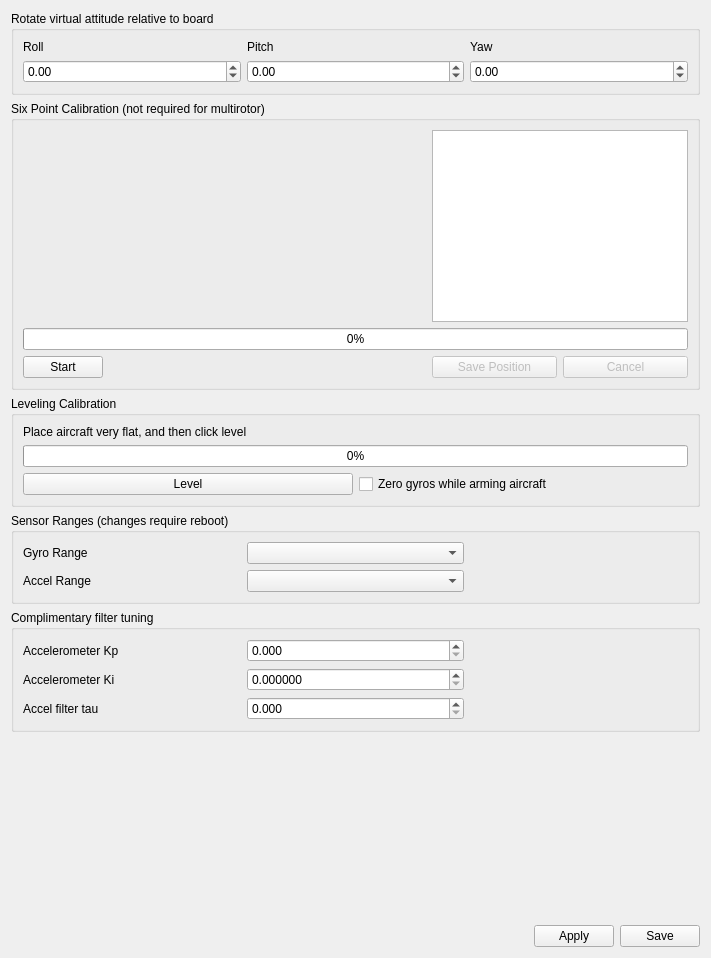
The window that ground/openpilotgcs/src/plugins/config/ccattitude.ui (TauLabs/TauLabs) describes before a commit, drawn with Qt 5.
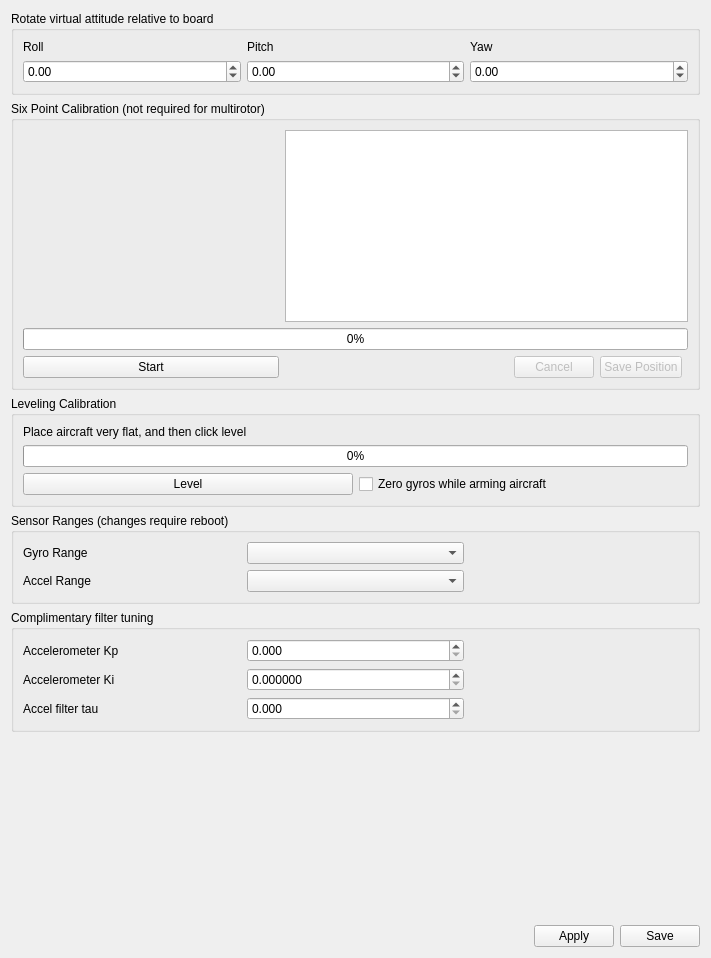
The same window after the commit. Icons and pictures are not drawn.

Commit message: Make the buttons the cancel button the same side revo and cc

```diff
--- a/ground/openpilotgcs/src/plugins/config/ccattitude.ui
+++ b/ground/openpilotgcs/src/plugins/config/ccattitude.ui
@@ -86,17 +86,10 @@
       <string>Six Point Calibration (not required for multirotor)</string>
      </property>
      <layout class="QGridLayout" name="gridLayout_7">
+      <item row="0" column="1" colspan="4">
+       <widget class="QTextEdit" name="sixPointCalibInstructions"/>
+      </item>
       <item row="3" column="3">
-       <widget class="QPushButton" name="sixPointCancel">
-        <property name="enabled">
-         <bool>false</bool>
-        </property>
-        <property name="text">
-         <string>Cancel</string>
-        </property>
-       </widget>
-      </item>
-      <item row="3" column="2">
        <widget class="QPushButton" name="sixPointSave">
         <property name="enabled">
          <bool>false</bool>
@@ -126,7 +119,7 @@
         </property>
        </widget>
       </item>
-      <item row="0" column="0" colspan="2">
+      <item row="0" column="0">
        <widget class="QGraphicsView" name="sixPointHelp">
         <property name="toolTip">
          <string>Nice paper plane, eh?</string>
@@ -136,16 +129,23 @@
         </property>
        </widget>
       </item>
-      <item row="0" column="2" colspan="2">
-       <widget class="QTextEdit" name="sixPointCalibInstructions"/>
-      </item>
-      <item row="1" column="0" colspan="4">
+      <item row="1" column="0" colspan="5">
        <widget class="QProgressBar" name="sixPointProgress">
         <property name="value">
          <number>0</number>
         </property>
        </widget>
       </item>
+      <item row="3" column="2">
+       <widget class="QPushButton" name="sixPointCancel">
+        <property name="enabled">
+         <bool>false</bool>
+        </property>
+        <property name="text">
+         <string>Cancel</string>
+        </property>
+       </widget>
+      </item>
      </layout>
     </widget>
    </item>
```
The commit also changes 1 other file.
